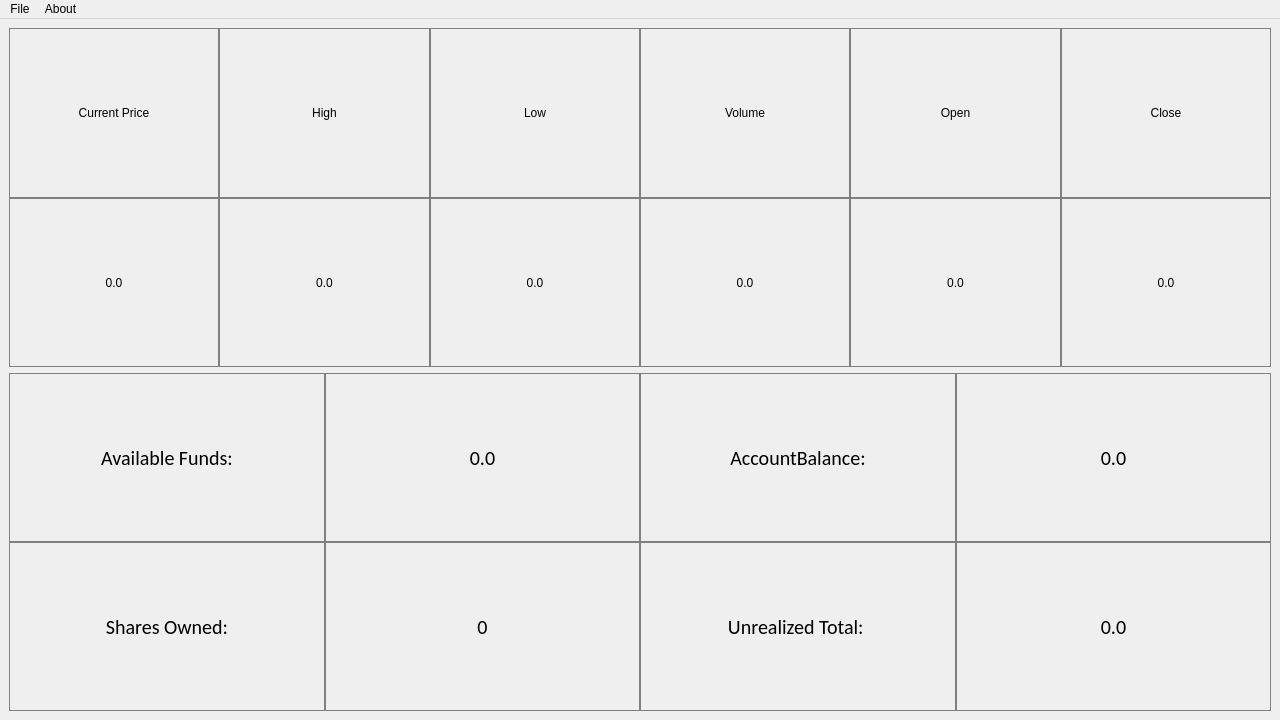
This is MarketGame/mainwindow.ui in plagentile/Market_Game as Qt 5 draws it before an edit. The edited form follows.
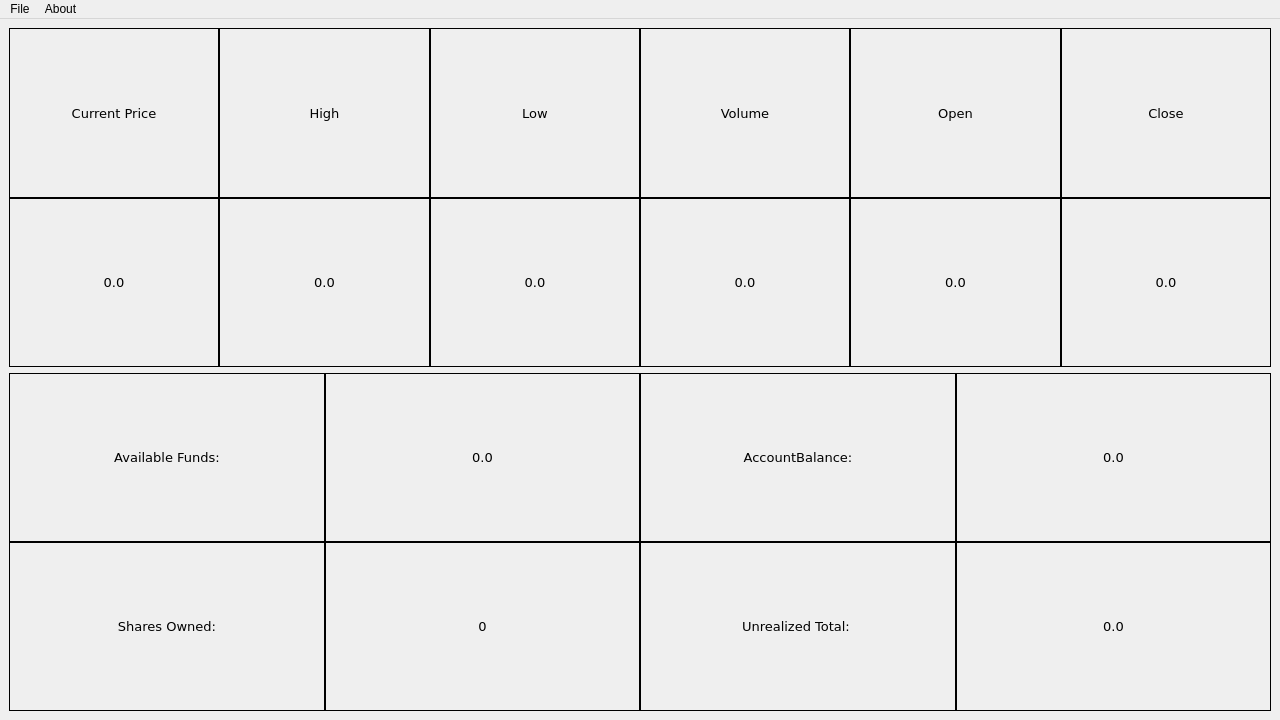
This is the edited form. The open tabs and pages were chosen to show the change. Icons and pictures are not drawn. Custom widgets are drawn as their Qt base class.

Commit message: Updated chart view

Patch:
```diff
--- a/MarketGame/mainwindow.ui
+++ b/MarketGame/mainwindow.ui
@@ -32,39 +32,6 @@
 }
 
 
-/*
-	sharesAndCurrentPriceHorizontalLayout
-*/
-
-#staticUnrealizedTotalLabel, #dynamicUnrealizedTotalLabel, #staticSharesOwnedLabel, #dynamicSharesOwnedLabel, #staticAccountBalanceLabel, #staticAvailableFundsLabel, #dynamicAccountBalanceLabel, #dynamicAvailableFundsLabel
-{
-	border: 1px solid gray;
-	font-size:20px;
-	font-family: Calibri;
-	font-style: normal;
-	font-weight: 400;
-}
-
-#staticCurrentPriceLabel, #staticHighPriceLabel, #staticLowPriceLabel, #staticVolumeLabel, #staticOpenPriceLabel, #staticClosePriceLabel,
-#dynamicCurrentPriceLabel, #dynamicHighPriceLabel, #dynamicLowPriceLabel, #dynamicVolumeLabel, #dynamicOpenPriceLabel, #dynamicClosePriceLabel
-{
-	border: 1px solid gray;
-}
-
-/*
-	Buy and Sell Buttons
-
-#buyButton, #sellButton
-{
-	border-bottom: none;
-	border-top:none;
-	color: white;
-	background-color: Grey;
-	font-size:20px;
-	font-family: Calibri;
-}
-*/
-
 #symbolSearchLineEdit
 {
 	font-size: 28px;
@@ -541,6 +508,15 @@
           </property>
           <item row="3" column="4">
            <widget class="QLabel" name="dynamicOpenPriceLabel">
+            <property name="font">
+             <font>
+              <family>Verdana</family>
+              <pointsize>10</pointsize>
+             </font>
+            </property>
+            <property name="frameShape">
+             <enum>QFrame::Box</enum>
+            </property>
             <property name="text">
              <string>0.0</string>
             </property>
@@ -556,9 +532,14 @@
            <widget class="QLabel" name="staticHighPriceLabel">
             <property name="font">
              <font>
+              <family>Verdana</family>
+              <pointsize>10</pointsize>
               <stylestrategy>PreferDefault</stylestrategy>
              </font>
             </property>
+            <property name="frameShape">
+             <enum>QFrame::Box</enum>
+            </property>
             <property name="text">
              <string>High</string>
             </property>
@@ -569,6 +550,15 @@
           </item>
           <item row="2" column="4">
            <widget class="QLabel" name="staticOpenPriceLabel">
+            <property name="font">
+             <font>
+              <family>Verdana</family>
+              <pointsize>10</pointsize>
+             </font>
+            </property>
+            <property name="frameShape">
+             <enum>QFrame::Box</enum>
+            </property>
             <property name="text">
              <string>Open</string>
             </property>
@@ -579,6 +569,15 @@
           </item>
           <item row="3" column="3">
            <widget class="QLabel" name="dynamicVolumeLabel">
+            <property name="font">
+             <font>
+              <family>Verdana</family>
+              <pointsize>10</pointsize>
+             </font>
+            </property>
+            <property name="frameShape">
+             <enum>QFrame::Box</enum>
+            </property>
             <property name="text">
              <string>0.0</string>
             </property>
@@ -600,9 +599,14 @@
             </property>
             <property name="font">
              <font>
+              <family>Verdana</family>
+              <pointsize>10</pointsize>
               <stylestrategy>PreferDefault</stylestrategy>
              </font>
             </property>
+            <property name="frameShape">
+             <enum>QFrame::Box</enum>
+            </property>
             <property name="text">
              <string>Current Price</string>
             </property>
@@ -613,6 +617,15 @@
           </item>
           <item row="3" column="5">
            <widget class="QLabel" name="dynamicClosePriceLabel">
+            <property name="font">
+             <font>
+              <family>Verdana</family>
+              <pointsize>10</pointsize>
+             </font>
+            </property>
+            <property name="frameShape">
+             <enum>QFrame::Box</enum>
+            </property>
             <property name="text">
              <string>0.0</string>
             </property>
@@ -626,6 +639,15 @@
           </item>
           <item row="3" column="1">
            <widget class="QLabel" name="dynamicHighPriceLabel">
+            <property name="font">
+             <font>
+              <family>Verdana</family>
+              <pointsize>10</pointsize>
+             </font>
+            </property>
+            <property name="frameShape">
+             <enum>QFrame::Box</enum>
+            </property>
             <property name="text">
              <string>0.0</string>
             </property>
@@ -639,6 +661,15 @@
           </item>
           <item row="3" column="2">
            <widget class="QLabel" name="dynamicLowPriceLabel">
+            <property name="font">
+             <font>
+              <family>Verdana</family>
+              <pointsize>10</pointsize>
+             </font>
+            </property>
+            <property name="frameShape">
+             <enum>QFrame::Box</enum>
+            </property>
             <property name="text">
              <string>0.0</string>
             </property>
@@ -652,6 +683,15 @@
           </item>
           <item row="2" column="2">
            <widget class="QLabel" name="staticLowPriceLabel">
+            <property name="font">
+             <font>
+              <family>Verdana</family>
+              <pointsize>10</pointsize>
+             </font>
+            </property>
+            <property name="frameShape">
+             <enum>QFrame::Box</enum>
+            </property>
             <property name="text">
              <string>Low</string>
             </property>
@@ -662,6 +702,15 @@
           </item>
           <item row="2" column="5">
            <widget class="QLabel" name="staticClosePriceLabel">
+            <property name="font">
+             <font>
+              <family>Verdana</family>
+              <pointsize>10</pointsize>
+             </font>
+            </property>
+            <property name="frameShape">
+             <enum>QFrame::Box</enum>
+            </property>
             <property name="text">
              <string>Close</string>
             </property>
@@ -672,6 +721,15 @@
           </item>
           <item row="2" column="3">
            <widget class="QLabel" name="staticVolumeLabel">
+            <property name="font">
+             <font>
+              <family>Verdana</family>
+              <pointsize>10</pointsize>
+             </font>
+            </property>
+            <property name="frameShape">
+             <enum>QFrame::Box</enum>
+            </property>
             <property name="text">
              <string>Volume</string>
             </property>
@@ -682,6 +740,15 @@
           </item>
           <item row="3" column="0">
            <widget class="QLabel" name="dynamicCurrentPriceLabel">
+            <property name="font">
+             <font>
+              <family>Verdana</family>
+              <pointsize>10</pointsize>
+             </font>
+            </property>
+            <property name="frameShape">
+             <enum>QFrame::Box</enum>
+            </property>
             <property name="text">
              <string>0.0</string>
             </property>
@@ -714,6 +781,15 @@
               <verstretch>0</verstretch>
              </sizepolicy>
             </property>
+            <property name="font">
+             <font>
+              <family>Verdana</family>
+              <pointsize>10</pointsize>
+             </font>
+            </property>
+            <property name="frameShape">
+             <enum>QFrame::Box</enum>
+            </property>
             <property name="text">
              <string>Unrealized Total: </string>
             </property>
@@ -724,6 +800,15 @@
           </item>
           <item row="0" column="3">
            <widget class="QLabel" name="dynamicAccountBalanceLabel">
+            <property name="font">
+             <font>
+              <family>Verdana</family>
+              <pointsize>10</pointsize>
+             </font>
+            </property>
+            <property name="frameShape">
+             <enum>QFrame::Box</enum>
+            </property>
             <property name="text">
              <string>0.0</string>
             </property>
@@ -740,6 +825,15 @@
               <verstretch>0</verstretch>
              </sizepolicy>
             </property>
+            <property name="font">
+             <font>
+              <family>Verdana</family>
+              <pointsize>10</pointsize>
+             </font>
+            </property>
+            <property name="frameShape">
+             <enum>QFrame::Box</enum>
+            </property>
             <property name="text">
              <string>0</string>
             </property>
@@ -750,6 +844,15 @@
           </item>
           <item row="0" column="1">
            <widget class="QLabel" name="dynamicAvailableFundsLabel">
+            <property name="font">
+             <font>
+              <family>Verdana</family>
+              <pointsize>10</pointsize>
+             </font>
+            </property>
+            <property name="frameShape">
+             <enum>QFrame::Box</enum>
+            </property>
             <property name="text">
              <string>0.0</string>
             </property>
@@ -760,6 +863,15 @@
           </item>
           <item row="0" column="2">
            <widget class="QLabel" name="staticAccountBalanceLabel">
+            <property name="font">
+             <font>
+              <family>Verdana</family>
+              <pointsize>10</pointsize>
+             </font>
+            </property>
+            <property name="frameShape">
+             <enum>QFrame::Box</enum>
+            </property>
             <property name="text">
              <string>AccountBalance:</string>
             </property>
@@ -778,13 +890,16 @@
             </property>
             <property name="font">
              <font>
-              <family>Calibri</family>
-              <pointsize>-1</pointsize>
+              <family>Verdana</family>
+              <pointsize>10</pointsize>
               <weight>50</weight>
               <italic>false</italic>
               <bold>false</bold>
              </font>
             </property>
+            <property name="frameShape">
+             <enum>QFrame::Box</enum>
+            </property>
             <property name="text">
              <string>0.0</string>
             </property>
@@ -803,14 +918,17 @@
             </property>
             <property name="font">
              <font>
-              <family>Calibri</family>
-              <pointsize>-1</pointsize>
+              <family>Verdana</family>
+              <pointsize>10</pointsize>
               <weight>50</weight>
               <italic>false</italic>
               <bold>false</bold>
               <kerning>true</kerning>
              </font>
             </property>
+            <property name="frameShape">
+             <enum>QFrame::Box</enum>
+            </property>
             <property name="text">
              <string>Shares Owned:</string>
             </property>
@@ -821,6 +939,15 @@
           </item>
           <item row="0" column="0">
            <widget class="QLabel" name="staticAvailableFundsLabel">
+            <property name="font">
+             <font>
+              <family>Verdana</family>
+              <pointsize>10</pointsize>
+             </font>
+            </property>
+            <property name="frameShape">
+             <enum>QFrame::Box</enum>
+            </property>
             <property name="text">
              <string>Available Funds:</string>
             </property>
```
Left out of the diff: 81 changed lines with no effect on the pictures. The commit also changes 2 other files.
